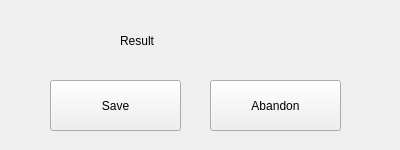
This is UI_File/Reverse_Widget/Finish_Test_Widget.ui in Lyghrock/Programming-Practice-2025-Spring-Project as Qt 5 draws it before an edit. The edited form follows.
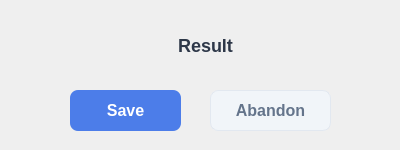
This is the edited form.

Patch:
```diff
--- a/UI_File/Reverse_Widget/Finish_Test_Widget.ui
+++ b/UI_File/Reverse_Widget/Finish_Test_Widget.ui
@@ -25,48 +25,94 @@
   <property name="windowTitle">
    <string>Finish_Test</string>
   </property>
-  <widget class="QPushButton" name="Save_button">
-   <property name="geometry">
-    <rect>
-     <x>50</x>
-     <y>80</y>
-     <width>131</width>
-     <height>51</height>
-    </rect>
-   </property>
-   <property name="text">
-    <string>Save</string>
-   </property>
-  </widget>
-  <widget class="QPushButton" name="Abandon_button">
-   <property name="geometry">
-    <rect>
-     <x>210</x>
-     <y>80</y>
-     <width>131</width>
-     <height>51</height>
-    </rect>
-   </property>
-   <property name="text">
-    <string>Abandon</string>
-   </property>
-  </widget>
   <widget class="QLabel" name="Test_result">
    <property name="geometry">
     <rect>
-     <x>120</x>
+     <x>40</x>
      <y>20</y>
-     <width>141</width>
-     <height>41</height>
+     <width>331</width>
+     <height>51</height>
     </rect>
    </property>
+   <property name="styleSheet">
+    <string notr="true">
+          font-size: 18px;
+          font-weight: bold;
+          color: #2D3748;
+        </string>
+   </property>
    <property name="text">
     <string>Result</string>
    </property>
+   <property name="alignment">
+    <set>Qt::AlignCenter</set>
+   </property>
    <property name="wordWrap">
     <bool>true</bool>
    </property>
   </widget>
+  <widget class="QPushButton" name="Save_button">
+   <property name="geometry">
+    <rect>
+     <x>70</x>
+     <y>90</y>
+     <width>111</width>
+     <height>41</height>
+    </rect>
+   </property>
+   <property name="styleSheet">
+    <string notr="true">
+          QPushButton {
+            background-color: #4C7DE9;
+            color: white;
+            border-radius: 8px;
+            font-size: 16px;
+            font-weight: 600;
+            border: none;
+          }
+          QPushButton:hover {
+            background-color: #3A6AD9;
+          }
+          QPushButton:pressed {
+            background-color: #2A5AC4;
+          }
+        </string>
+   </property>
+   <property name="text">
+    <string>Save</string>
+   </property>
+  </widget>
+  <widget class="QPushButton" name="Abandon_button">
+   <property name="geometry">
+    <rect>
+     <x>210</x>
+     <y>90</y>
+     <width>121</width>
+     <height>41</height>
+    </rect>
+   </property>
+   <property name="styleSheet">
+    <string notr="true">
+          QPushButton {
+            background-color: #F1F5F9;
+            color: #64748B;
+            border-radius: 8px;
+            font-size: 16px;
+            font-weight: 600;
+            border: 1px solid #E2E8F0;
+          }
+          QPushButton:hover {
+            background-color: #E2E8F0;
+          }
+          QPushButton:pressed {
+            background-color: #CBD5E1;
+          }
+        </string>
+   </property>
+   <property name="text">
+    <string>Abandon</string>
+   </property>
+  </widget>
  </widget>
  <resources/>
  <connections/>
```
